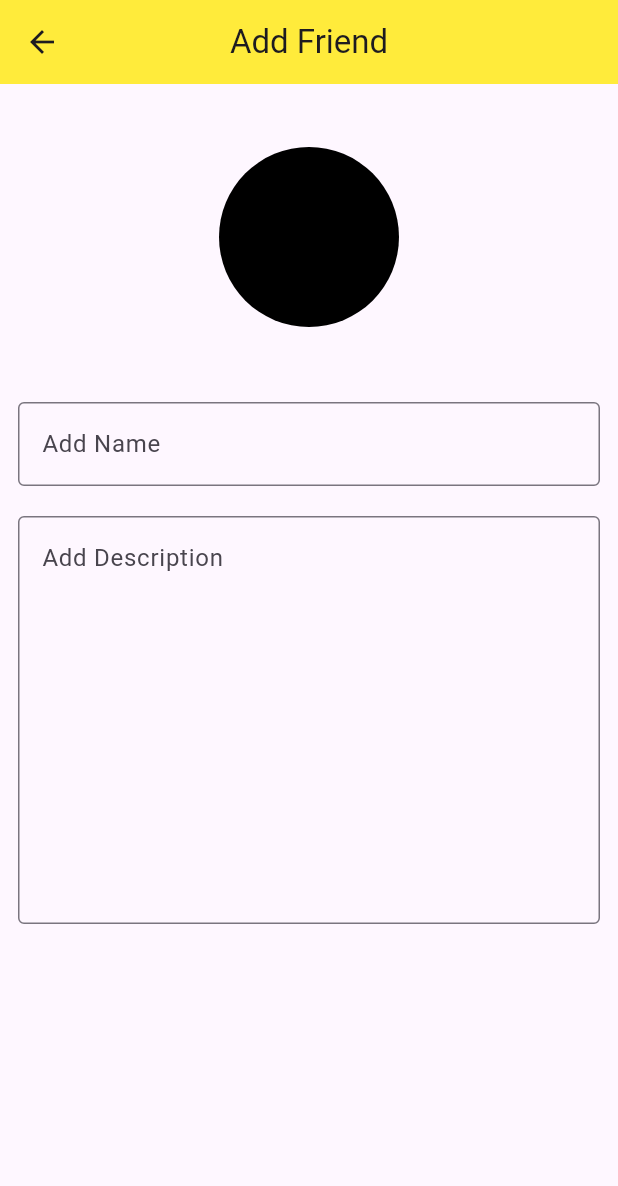
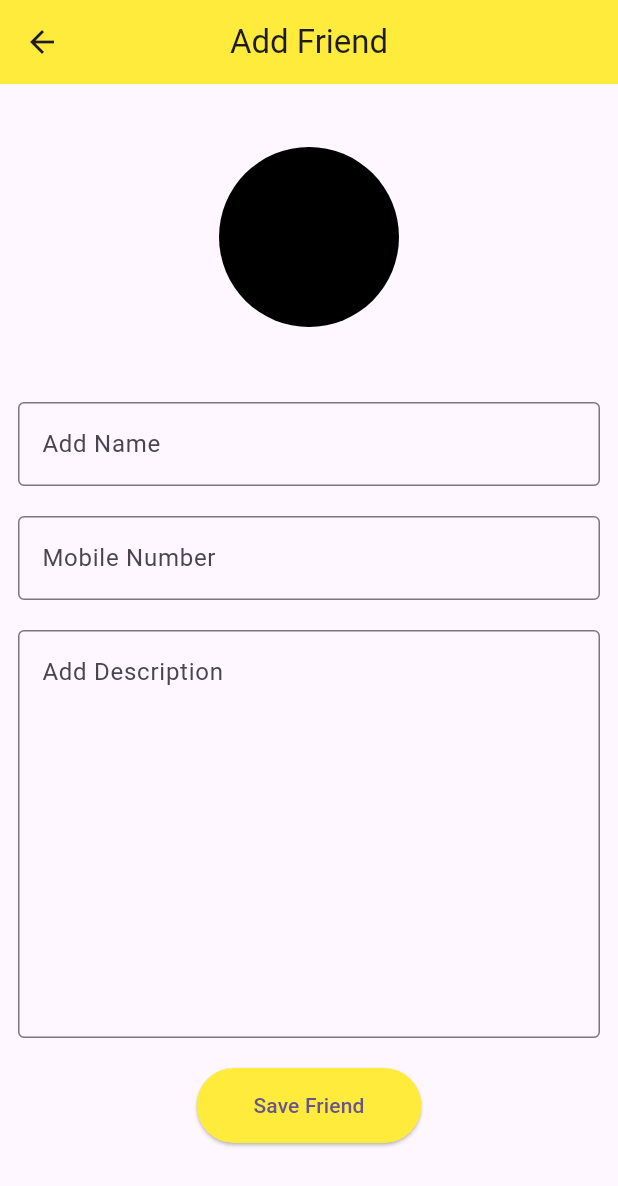
Before and after one commit to AbuBakar044/flutter_batch_8, a Flutter app: the screen it shows after launch, after a tap on the "add" icon, on a phone screen of 412 x 824 dp. Shown: the top 1186 px of the screen. Run offline on Flutter 3.47's test engine with Material 2 defaults, Android fonts, the light colour scheme and no system bars.

```diff
--- a/lib/add_friend_screen.dart
+++ b/lib/add_friend_screen.dart
@@ -1,5 +1,6 @@
 import 'package:flutter/foundation.dart';
 import 'package:flutter/material.dart';
+import 'package:flutter_batch_8/home_screen.dart';
 
 class AddFriendScreen extends StatefulWidget {
   const AddFriendScreen({super.key});
@@ -9,23 +10,18 @@ class AddFriendScreen extends StatefulWidget {
 }
 
 class _AddFriendScreenState extends State<AddFriendScreen> {
-
-
   @override
   Widget build(BuildContext context) {
-
-    print('...................................this is width ${MediaQuery.of(context).size.width}');
-    print('...................................this is height ${MediaQuery.of(context).size.height}');
-
     return Scaffold(
       appBar: AppBar(
         backgroundColor: Colors.yellow,
-        title: Text('Add Friend'),
+        title: const Text('Add Friend'),
         centerTitle: true,
       ),
       body: SizedBox(
         width: MediaQuery.of(context).size.width,
         height: MediaQuery.of(context).size.height,
+        child: SingleChildScrollView(
           child: Padding(
             padding: const EdgeInsets.all(12.0),
             child: Column(
@@ -42,7 +38,7 @@ class _AddFriendScreenState extends State<AddFriendScreen> {
                   height: 50.0,
                 ),
                 TextFormField(
-                decoration: InputDecoration(
+                  decoration: const InputDecoration(
                     hintText: 'Add Name',
                     border: OutlineInputBorder(),
                   ),
@@ -51,13 +47,41 @@ class _AddFriendScreenState extends State<AddFriendScreen> {
                   height: 20.0,
                 ),
                 TextFormField(
+                  decoration: const InputDecoration(
+                      hintText: 'Mobile Number', border: OutlineInputBorder()),
+                ),
+                const SizedBox(
+                  height: 20.0,
+                ),
+                TextFormField(
                   maxLines: 10,
-                decoration: InputDecoration(
+                  decoration: const InputDecoration(
                     hintText: 'Add Description',
                     border: OutlineInputBorder(),
                   ),
                 ),
+                const SizedBox(
+                  height: 20.0,
+                ),
+                ElevatedButton(
+                  onPressed: () {
+                    //Navigator.pop(context);
+                  },
+                  child: const Text('Save Friend'),
+                  style: const ButtonStyle(
+                    backgroundColor: MaterialStatePropertyAll(
+                      Colors.yellow,
+                    ),
+                    fixedSize: MaterialStatePropertyAll(
+                      Size(
+                        150,
+                        50,
+                      ),
+                    ),
+                  ),
+                )
               ],
+            ),
           ),
         ),
       ),
```
Lines whose indentation alone changed are shown as unchanged.
